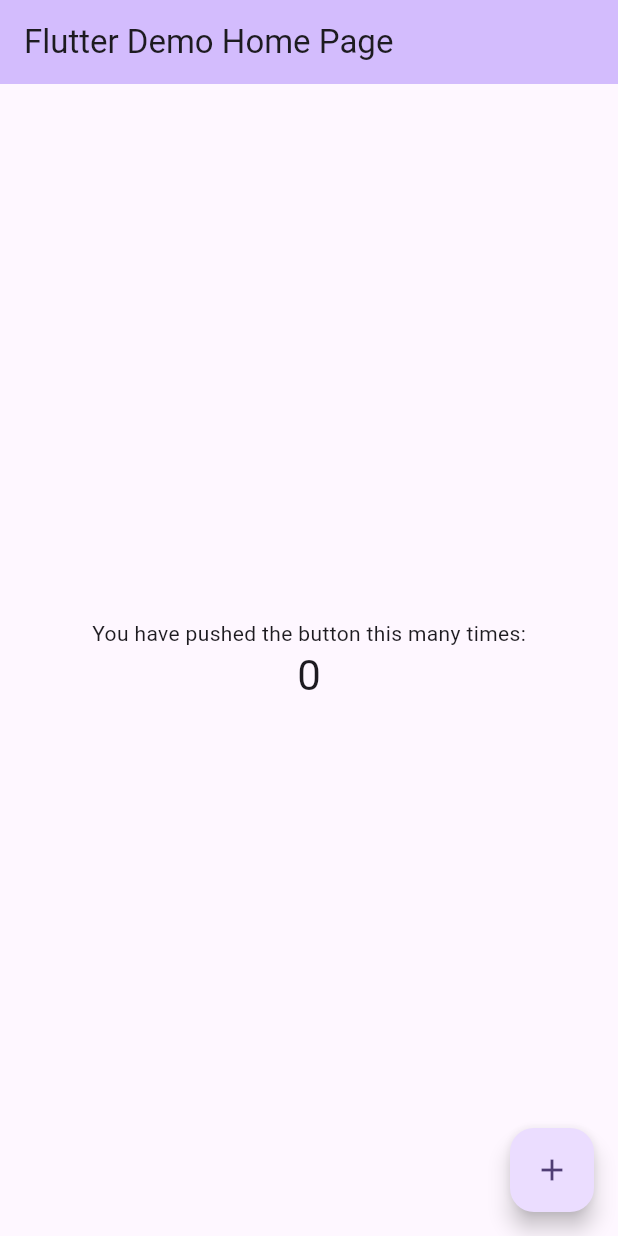
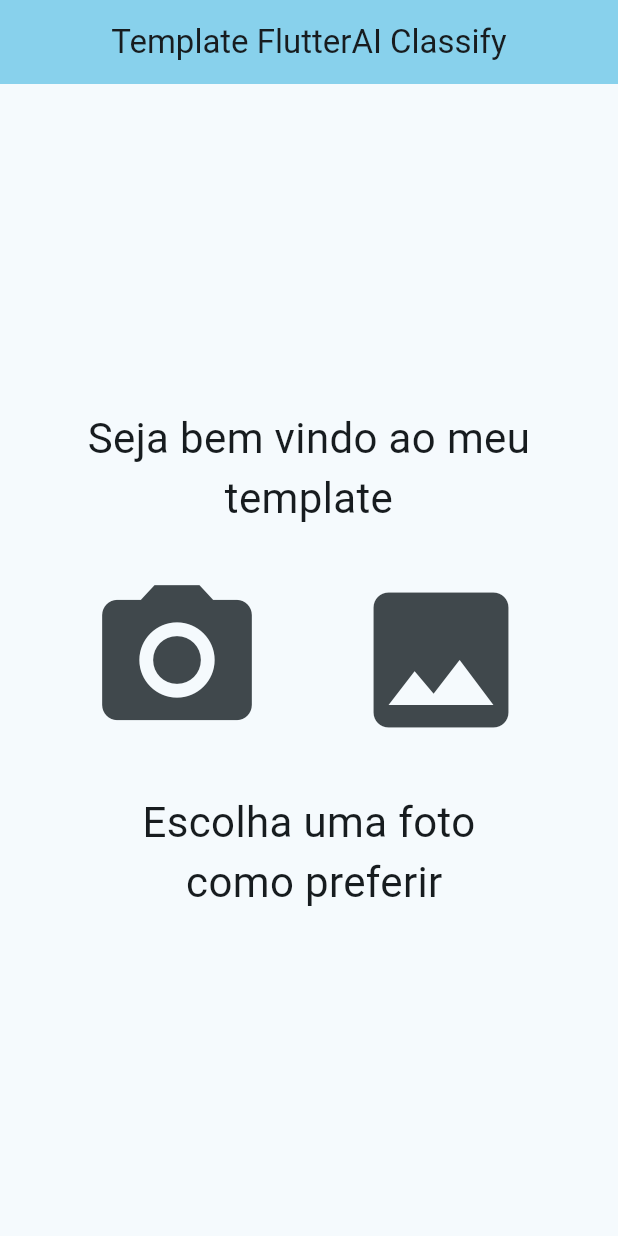
Before and after one commit to mauriciobenjamin700/template-flutter-ml-app, a Flutter app: the screen it shows after launch, on a phone screen of 412 x 824 dp. Run offline on Flutter 3.47's test engine with Material 3 defaults, Android fonts, the phone set to English and light mode, and no system bars.

Commit message:
feat: base home interface are finished

```diff
--- a/project/lib/main.dart
+++ b/project/lib/main.dart
@@ -11,41 +11,18 @@ class MyApp extends StatelessWidget {
   @override
   Widget build(BuildContext context) {
     return MaterialApp(
-      title: 'Flutter Demo',
+      title: 'Bem vindo',
       theme: ThemeData(
-        // This is the theme of your application.
-        //
-        // TRY THIS: Try running your application with "flutter run". You'll see
-        // the application has a purple toolbar. Then, without quitting the app,
-        // try changing the seedColor in the colorScheme below to Colors.green
-        // and then invoke "hot reload" (save your changes or press the "hot
-        // reload" button in a Flutter-supported IDE, or press "r" if you used
-        // the command line to start the app).
-        //
-        // Notice that the counter didn't reset back to zero; the application
-        // state is not lost during the reload. To reset the state, use hot
-        // restart instead.
-        //
-        // This works for code too, not just values: Most code changes can be
-        // tested with just a hot reload.
-        colorScheme: ColorScheme.fromSeed(seedColor: Colors.deepPurple),
+
+        colorScheme: ColorScheme.fromSeed(seedColor: const Color.fromARGB(255, 242, 242, 243)),
       ),
-      home: const MyHomePage(title: 'Flutter Demo Home Page'),
+      home: const MyHomePage(title: 'Template FlutterAI Classify'),
     );
   }
 }
 
 class MyHomePage extends StatefulWidget {
   const MyHomePage({super.key, required this.title});
-
-  // This widget is the home page of your application. It is stateful, meaning
-  // that it has a State object (defined below) that contains fields that affect
-  // how it looks.
-
-  // This class is the configuration for the state. It holds the values (in this
-  // case the title) provided by the parent (in this case the App widget) and
-  // used by the build method of the State. Fields in a Widget subclass are
-  // always marked "final".
 
   final String title;
 
@@ -58,65 +35,65 @@ class _MyHomePageState extends State<MyHomePage> {
 
   void _incrementCounter() {
     setState(() {
-      // This call to setState tells the Flutter framework that something has
-      // changed in this State, which causes it to rerun the build method below
-      // so that the display can reflect the updated values. If we changed
-      // _counter without calling setState(), then the build method would not be
-      // called again, and so nothing would appear to happen.
       _counter++;
     });
   }
 
   @override
   Widget build(BuildContext context) {
-    // This method is rerun every time setState is called, for instance as done
-    // by the _incrementCounter method above.
-    //
-    // The Flutter framework has been optimized to make rerunning build methods
-    // fast, so that you can just rebuild anything that needs updating rather
-    // than having to individually change instances of widgets.
+
     return Scaffold(
       appBar: AppBar(
-        // TRY THIS: Try changing the color here to a specific color (to
-        // Colors.amber, perhaps?) and trigger a hot reload to see the AppBar
-        // change color while the other colors stay the same.
+
         backgroundColor: Theme.of(context).colorScheme.inversePrimary,
-        // Here we take the value from the MyHomePage object that was created by
-        // the App.build method, and use it to set our appbar title.
-        title: Text(widget.title),
+
+        title: Center(
+          child: Text(widget.title)),
       ),
       body: Center(
-        // Center is a layout widget. It takes a single child and positions it
-        // in the middle of the parent.
         child: Column(
-          // Column is also a layout widget. It takes a list of children and
-          // arranges them vertically. By default, it sizes itself to fit its
-          // children horizontally, and tries to be as tall as its parent.
-          //
-          // Column has various properties to control how it sizes itself and
-          // how it positions its children. Here we use mainAxisAlignment to
-          // center the children vertically; the main axis here is the vertical
-          // axis because Columns are vertical (the cross axis would be
-          // horizontal).
-          //
-          // TRY THIS: Invoke "debug painting" (choose the "Toggle Debug Paint"
-          // action in the IDE, or press "p" in the console), to see the
-          // wireframe for each widget.
           mainAxisAlignment: MainAxisAlignment.center,
-          children: <Widget>[
-            const Text('You have pushed the button this many times:'),
-            Text(
-              '$_counter',
-              style: Theme.of(context).textTheme.headlineMedium,
+          children: [
+            const Text(
+              "Seja bem vindo ao meu template",
+              textAlign: TextAlign.center,
+              style: TextStyle(fontSize: 28),
             ),
+            const SizedBox(height: 20),
+            Row(
+            mainAxisAlignment: MainAxisAlignment.center,
+            children: <Widget>[
+              IconButton(
+                onPressed: () {
+                  // Adicione a lógica para abrir a câmera aqui
+                  print('Abrir câmera');
+                },
+                icon: const Icon(Icons.camera_alt),
+                iconSize: 120,
+                tooltip: "Abrir câmera",
+              ),
+              const SizedBox(width: 40), // Espaçamento entre os botões
+              IconButton(
+                onPressed: () {
+                  // Adicione a lógica para abrir a câmera aqui
+                  print('Abrir galeria');
+                },
+                icon: const Icon(Icons.photo),
+                iconSize: 120,
+                tooltip: "Abrir Galeria",
+              ),
+            ],
+          ),
+          const SizedBox(height: 20),
+          const Text(
+            "Escolha uma foto \n como preferir",
+            textAlign: TextAlign.center,
+            style: TextStyle(fontSize: 28),
+          )
           ],
-        ),
+        )
+
       ),
-      floatingActionButton: FloatingActionButton(
-        onPressed: _incrementCounter,
-        tooltip: 'Increment',
-        child: const Icon(Icons.add),
-      ), // This trailing comma makes auto-formatting nicer for build methods.
     );
   }
 }
```
